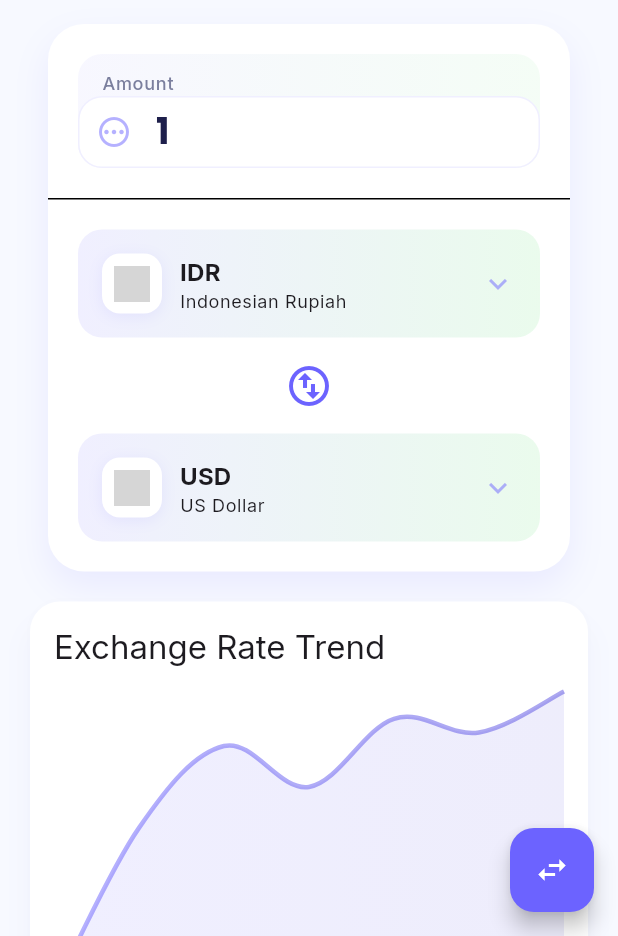
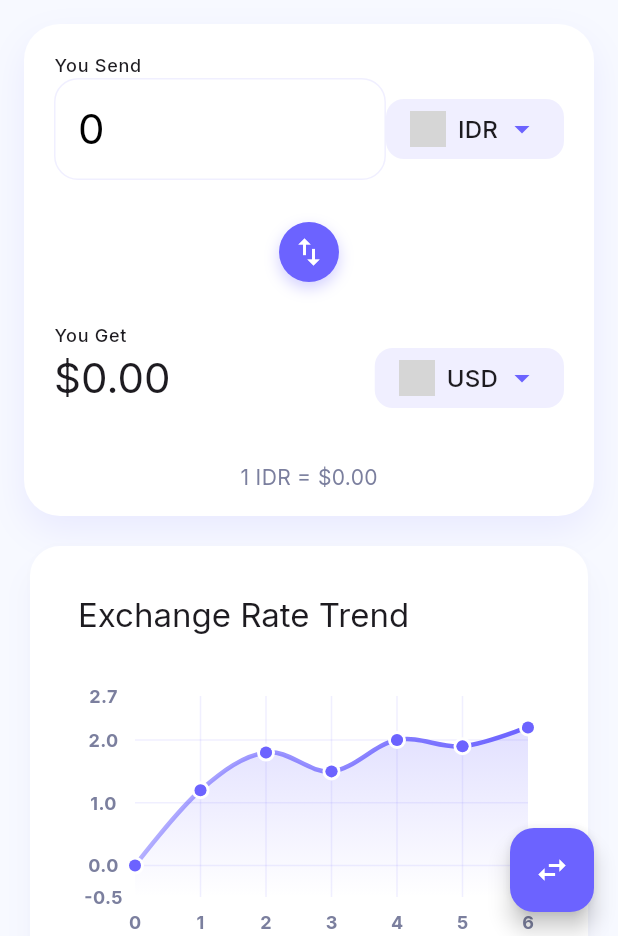
Before and after one commit to farelrasyah/Exchango, a Flutter app: the screen it shows after launch, on a phone screen of 412 x 824 dp, the part 300-1236 px from its top. Run offline on Flutter 3.47's test engine with Material 3 defaults, Android fonts, the phone set to English and light mode, and no system bars; drawn by our look-alikes of fl_chart; our stand-ins replace animate_do, flutter_svg, google_fonts; network calls fail; grey boxes are pictures that could not be loaded.

Commit message:
Refactor currency chart implementation: replace old widget with a new design and enhance chart features

```diff
--- a/lib/features/screens/converterScreen.dart
+++ b/lib/features/screens/converterScreen.dart
@@ -6,9 +6,10 @@ import '../widgets/currencyCard.dart';
 import '../widgets/currencySelector.dart';
 import '../widgets/amountInput.dart';
 import '../widgets/quickConvert.dart';
-import '../widgets/currency_chart.dart' as chart;
+import '../widgets/currencyChart.dart' as chart;
 import '../../core/theme/Theme.dart';
 import '../widgets/currencyPicker.dart';
+import '../widgets/currencyConverterPanel.dart';
 
 class ConverterScreen extends StatefulWidget {
   const ConverterScreen({Key? key}) : super(key: key);
@@ -147,57 +148,26 @@ class _ConverterScreenState extends State<ConverterScreen>
   }
 
   Widget _buildConverterCard() {
-    return Container(
-      margin: const EdgeInsets.symmetric(horizontal: 16),
-      decoration: BoxDecoration(
-        color: Colors.white,
-        borderRadius: BorderRadius.circular(24),
-        boxShadow: [
-          BoxShadow(
-            color: AppTheme.primaryColor.withOpacity(0.1),
-            blurRadius: 20,
-            offset: const Offset(0, 10),
-          ),
-        ],
-      ),
-      child: Column(
-        children: [
-          Padding(
-            padding: const EdgeInsets.all(20),
-            child: AmountInput(
-              controller: _amountController,
-              onChanged: _updateAmount,
-            ),
-          ),
-          const Divider(height: 1),
-          Padding(
-            padding: const EdgeInsets.all(20),
-            child: Column(
-              children: [
-                CurrencyPicker(
-                  selectedCurrency: fromCurrency,
-                  onSelect: (currency) {
+    final conversionRate = rates[toCurrency] ?? 0.0;
+
+    return CurrencyConverterPanel(
+      fromCurrency: fromCurrency,
+      toCurrency: toCurrency,
+      amount: amount,
+      conversionRate: conversionRate,
+      onSwap: _swapCurrencies,
+      onAmountChanged: _updateAmount,
+      onFromCurrencyChanged: (currency) {
         setState(() {
           fromCurrency = currency;
           _loadExchangeRates();
         });
       },
-                ),
-                const SizedBox(height: 16),
-                const Icon(Icons.swap_vert_circle_outlined, size: 32),
-                const SizedBox(height: 16),
-                CurrencyPicker(
-                  selectedCurrency: toCurrency,
-                  onSelect: (currency) {
-                    setState(() => toCurrency = currency);
+      onToCurrencyChanged: (currency) {
+        setState(() {
+          toCurrency = currency;
+        });
       },
-                  isSource: false,
-                ),
-              ],
-            ),
-          ),
-        ],
-      ),
     );
   }
 
--- /dev/null
+++ b/lib/features/widgets/currencyChart.dart
@@ -0,0 +1,154 @@
+import 'package:flutter/material.dart';
+import 'package:fl_chart/fl_chart.dart';
+import '../../core/theme/Theme.dart';
+
+class CurrencyChart extends StatelessWidget {
+  final List<FlSpot> spots;
+  final String currencyPair;
+
+  const CurrencyChart({
+    Key? key,
+    required this.spots,
+    required this.currencyPair,
+  }) : super(key: key);
+
+  @override
+  Widget build(BuildContext context) {
+    return Column(
+      crossAxisAlignment: CrossAxisAlignment.start,
+      children: [
+        Padding(
+          padding: const EdgeInsets.all(16),
+          child: Text(
+            'Exchange Rate Trend',
+            style: Theme.of(context).textTheme.titleLarge,
+          ),
+        ),
+        AspectRatio(
+          aspectRatio: 1.70,
+          child: Padding(
+            padding: const EdgeInsets.only(
+              right: 24,
+              left: 12,
+              top: 24,
+              bottom: 12,
+            ),
+            child: LineChart(
+              LineChartData(
+                gridData: FlGridData(
+                  show: true,
+                  drawVerticalLine: true,
+                  horizontalInterval: 1,
+                  verticalInterval: 1,
+                  getDrawingHorizontalLine: (value) {
+                    return FlLine(
+                      color: AppTheme.primaryColor.withOpacity(0.1),
+                      strokeWidth: 1,
+                    );
+                  },
+                  getDrawingVerticalLine: (value) {
+                    return FlLine(
+                      color: AppTheme.primaryColor.withOpacity(0.1),
+                      strokeWidth: 1,
+                    );
+                  },
+                ),
+                titlesData: FlTitlesData(
+                  show: true,
+                  rightTitles: AxisTitles(
+                    sideTitles: SideTitles(showTitles: false),
+                  ),
+                  topTitles: AxisTitles(
+                    sideTitles: SideTitles(showTitles: false),
+                  ),
+                  bottomTitles: AxisTitles(
+                    sideTitles: SideTitles(
+                      showTitles: true,
+                      reservedSize: 30,
+                      interval: 1,
+                      getTitlesWidget: bottomTitleWidgets,
+                    ),
+                  ),
+                  leftTitles: AxisTitles(
+                    sideTitles: SideTitles(
+                      showTitles: true,
+                      interval: 1,
+                      getTitlesWidget: leftTitleWidgets,
+                      reservedSize: 42,
+                    ),
+                  ),
+                ),
+                borderData: FlBorderData(
+                  show: false,
+                ),
+                minX: 0,
+                maxX: spots.length.toDouble() - 1,
+                minY:
+                    spots.map((e) => e.y).reduce((a, b) => a < b ? a : b) - 0.5,
+                maxY:
+                    spots.map((e) => e.y).reduce((a, b) => a > b ? a : b) + 0.5,
+                lineBarsData: [
+                  LineChartBarData(
+                    spots: spots,
+                    isCurved: true,
+                    gradient: LinearGradient(
+                      colors: [
+                        AppTheme.primaryColor.withOpacity(0.5),
+                        AppTheme.primaryColor,
+                      ],
+                    ),
+                    barWidth: 3,
+                    isStrokeCapRound: true,
+                    dotData: FlDotData(
+                      show: true,
+                      getDotPainter: (spot, percent, barData, index) {
+                        return FlDotCirclePainter(
+                          radius: 4,
+                          color: AppTheme.primaryColor,
+                          strokeWidth: 2,
+                          strokeColor: Colors.white,
+                        );
+                      },
+                    ),
+                    belowBarData: BarAreaData(
+                      show: true,
+                      gradient: LinearGradient(
+                        colors: [
+                          AppTheme.primaryColor.withOpacity(0.2),
+                          AppTheme.primaryColor.withOpacity(0.0),
+                        ],
+                        begin: Alignment.topCenter,
+                        end: Alignment.bottomCenter,
+                      ),
+                    ),
+                  ),
+                ],
+              ),
+            ),
+          ),
+        ),
+      ],
+    );
+  }
+
+  Widget bottomTitleWidgets(double value, TitleMeta meta) {
+    const style = TextStyle(
+      fontSize: 12,
+      fontWeight: FontWeight.bold,
+    );
+    return SideTitleWidget(
+      axisSide: meta.axisSide,
+      space: 8.0,
+      child: Text(value.toInt().toString(), style: style),
+    );
+  }
+
+  Widget leftTitleWidgets(double value, TitleMeta meta) {
+    const style = TextStyle(
+      fontSize: 12,
+      fontWeight: FontWeight.bold,
+    );
+    return Text(value.toStringAsFixed(1),
+        style: style, textAlign: TextAlign.center);
+  }
+}
--- /dev/null
+++ b/lib/features/widgets/currencyConverterPanel.dart
@@ -0,0 +1,181 @@
+import 'package:flutter/material.dart';
+import '../../core/theme/Theme.dart';
+import '../../utils/helpers.dart';
+
+class CurrencyConverterPanel extends StatelessWidget {
+  final String fromCurrency;
+  final String toCurrency;
+  final double amount;
+  final double conversionRate;
+  final VoidCallback onSwap;
+  final Function(String) onAmountChanged;
+  final Function(String) onFromCurrencyChanged;
+  final Function(String) onToCurrencyChanged;
+
+  const CurrencyConverterPanel({
+    Key? key,
+    required this.fromCurrency,
+    required this.toCurrency,
+    required this.amount,
+    required this.conversionRate,
+    required this.onSwap,
+    required this.onAmountChanged,
+    required this.onFromCurrencyChanged,
+    required this.onToCurrencyChanged,
+  }) : super(key: key);
+
+  @override
+  Widget build(BuildContext context) {
+    final convertedAmount = amount * conversionRate;
+
+    return Container(
+      decoration: BoxDecoration(
+        color: Colors.white,
+        borderRadius: BorderRadius.circular(24),
+        boxShadow: [
+          BoxShadow(
+            color: AppTheme.primaryColor.withOpacity(0.1),
+            blurRadius: 20,
+            offset: const Offset(0, 10),
+          ),
+        ],
+      ),
+      child: Column(
+        children: [
+          // Amount Input Section
+          Padding(
+            padding: const EdgeInsets.all(20),
+            child: Column(
+              crossAxisAlignment: CrossAxisAlignment.start,
+              children: [
+                Text(
+                  'You Send',
+                  style: Theme.of(context).textTheme.labelMedium,
+                ),
+                Row(
+                  children: [
+                    Expanded(
+                      child: TextField(
+                        keyboardType: TextInputType.number,
+                        style: Theme.of(context).textTheme.headlineMedium,
+                        decoration: const InputDecoration(
+                          border: InputBorder.none,
+                          hintText: '0',
+                        ),
+                        onChanged: onAmountChanged,
+                      ),
+                    ),
+                    _CurrencyButton(
+                      currency: fromCurrency,
+                      onPressed: () => onFromCurrencyChanged(fromCurrency),
+                    ),
+                  ],
+                ),
+              ],
+            ),
+          ),
+
+          // Swap Button
+          IconButton(
+            icon: Container(
+              padding: const EdgeInsets.all(8),
+              decoration: BoxDecoration(
+                color: AppTheme.primaryColor,
+                shape: BoxShape.circle,
+                boxShadow: [
+                  BoxShadow(
+                    color: AppTheme.primaryColor.withOpacity(0.3),
+                    blurRadius: 8,
+                    offset: const Offset(0, 4),
+                  ),
+                ],
+              ),
+              child: const Icon(Icons.swap_vert, color: Colors.white),
+            ),
+            onPressed: onSwap,
+          ),
+
+          // Converted Amount Section
+          Padding(
+            padding: const EdgeInsets.all(20),
+            child: Column(
+              crossAxisAlignment: CrossAxisAlignment.start,
+              children: [
+                Text(
+                  'You Get',
+                  style: Theme.of(context).textTheme.labelMedium,
+                ),
+                Row(
+                  children: [
+                    Expanded(
+                      child: Text(
+                        CurrencyFormatter.format(convertedAmount, toCurrency),
+                        style: Theme.of(context).textTheme.headlineMedium,
+                      ),
+                    ),
+                    _CurrencyButton(
+                      currency: toCurrency,
+                      onPressed: () => onToCurrencyChanged(toCurrency),
+                    ),
+                  ],
+                ),
+              ],
+            ),
+          ),
+
+          // Exchange Rate Info
+          Padding(
+            padding: const EdgeInsets.all(16),
+            child: Text(
+              '1 $fromCurrency = ${CurrencyFormatter.format(conversionRate, toCurrency)}',
+              style: Theme.of(context).textTheme.bodyMedium,
+            ),
+          ),
+        ],
+      ),
+    );
+  }
+}
+
+class _CurrencyButton extends StatelessWidget {
+  final String currency;
+  final VoidCallback onPressed;
+
+  const _CurrencyButton({
+    Key? key,
+    required this.currency,
+    required this.onPressed,
+  }) : super(key: key);
+
+  @override
+  Widget build(BuildContext context) {
+    return Material(
+      color: AppTheme.primaryColor.withOpacity(0.1),
+      borderRadius: BorderRadius.circular(12),
+      child: InkWell(
+        onTap: onPressed,
+        borderRadius: BorderRadius.circular(12),
+        child: Padding(
+          padding: const EdgeInsets.symmetric(horizontal: 16, vertical: 8),
+          child: Row(
+            mainAxisSize: MainAxisSize.min,
+            children: [
+              Image.asset(
+                'assets/flags/${currency.toLowerCase()}.png',
+                width: 24,
+                height: 24,
+              ),
+              const SizedBox(width: 8),
+              Text(
+                currency,
+                style: Theme.of(context).textTheme.titleMedium,
+              ),
+              const SizedBox(width: 4),
+              const Icon(Icons.arrow_drop_down),
+            ],
+          ),
+        ),
+      ),
+    );
+  }
+}
--- a/lib/features/widgets/currency_chart.dart
+++ /dev/null
@@ -1,61 +0,0 @@
-import 'package:fl_chart/fl_chart.dart';
-import 'package:flutter/material.dart';
-import '../../core/theme/Theme.dart';
-
-class CurrencyChart extends StatelessWidget {
-  final List<FlSpot> spots;
-  final String currencyPair;
-
-  const CurrencyChart({
-    Key? key,
-    required this.spots,
-    required this.currencyPair,
-  }) : super(key: key);
-
-  @override
-  Widget build(BuildContext context) {
-    return Column(
-      crossAxisAlignment: CrossAxisAlignment.start,
-      children: [
-        Text(
-          'Exchange Rate Trend',
-          style: Theme.of(context).textTheme.titleLarge,
-        ),
-        const SizedBox(height: 16),
-        SizedBox(
-          height: 200,
-          child: LineChart(
-            LineChartData(
-              gridData: FlGridData(show: false),
-              titlesData: FlTitlesData(show: false),
-              borderData: FlBorderData(show: false),
-              lineBarsData: [
-                LineChartBarData(
-                  spots: spots,
-                  isCurved: true,
-                  gradient: LinearGradient(
-                    colors: [
-                      AppTheme.gradientStart.withOpacity(0.5),
-                      AppTheme.gradientEnd.withOpacity(0.5),
-                    ],
-                  ),
-                  barWidth: 3,
-                  dotData: FlDotData(show: false),
-                  belowBarData: BarAreaData(
-                    show: true,
-                    gradient: LinearGradient(
-                      colors: [
-                        AppTheme.gradientStart.withOpacity(0.1),
-                        AppTheme.gradientEnd.withOpacity(0.1),
-                      ],
-                    ),
-                  ),
-                ),
-              ],
-            ),
-          ),
-        ),
-      ],
-    );
-  }
-}
```
Lines whose indentation alone changed are shown as unchanged.
